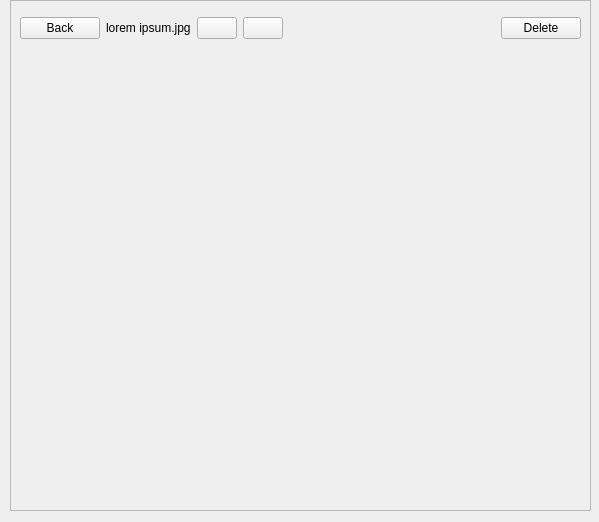
Before: the Qt Designer form gallery-desktop/picturewidget.ui in flykule/QtGallery, drawn with Qt 5.
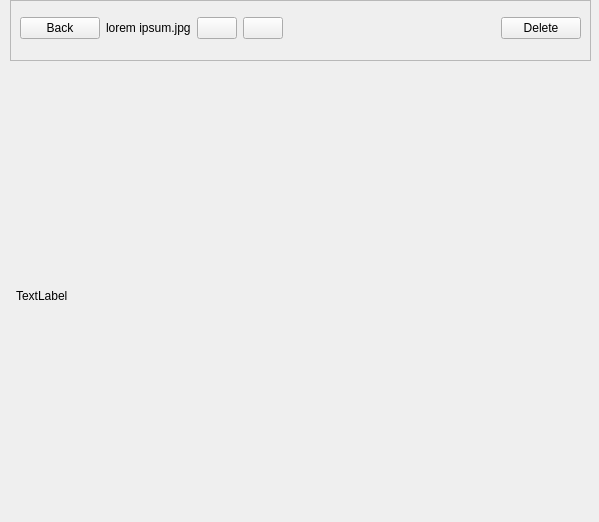
After: the same form once the commit is applied. Icons and pictures are not drawn.

Commit message: picture widget

What changed in the file:
```diff
--- a/gallery-desktop/picturewidget.ui
+++ b/gallery-desktop/picturewidget.ui
@@ -19,7 +19,7 @@
      <x>10</x>
      <y>0</y>
      <width>581</width>
-     <height>511</height>
+     <height>61</height>
     </rect>
    </property>
    <property name="frameShape">
@@ -28,7 +28,7 @@
    <property name="frameShadow">
     <enum>QFrame::Raised</enum>
    </property>
-   <widget class="QWidget" name="">
+   <widget class="QWidget" name="layoutWidget">
     <property name="geometry">
      <rect>
       <x>10</x>
@@ -50,7 +50,7 @@
       </widget>
      </item>
      <item>
-      <widget class="QLabel" name="pictureLabel">
+      <widget class="QLabel" name="nameLabel">
        <property name="text">
         <string>lorem ipsum.jpg</string>
        </property>
@@ -105,6 +105,19 @@
     </layout>
    </widget>
   </widget>
+  <widget class="QLabel" name="pictureLabel">
+   <property name="geometry">
+    <rect>
+     <x>16</x>
+     <y>85</y>
+     <width>571</width>
+     <height>421</height>
+    </rect>
+   </property>
+   <property name="text">
+    <string>TextLabel</string>
+   </property>
+  </widget>
  </widget>
  <resources>
   <include location="res/resource.qrc"/>
```
Left out of the diff: 2 changed lines with no effect on the pictures. The commit also changes 5 other files.
